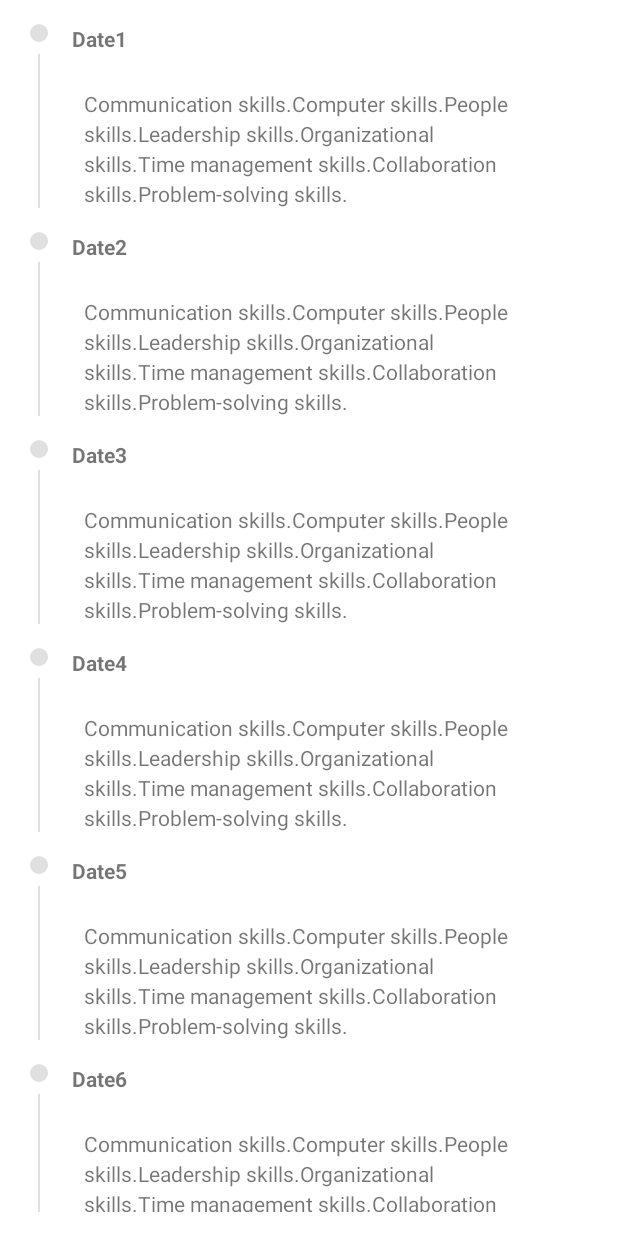
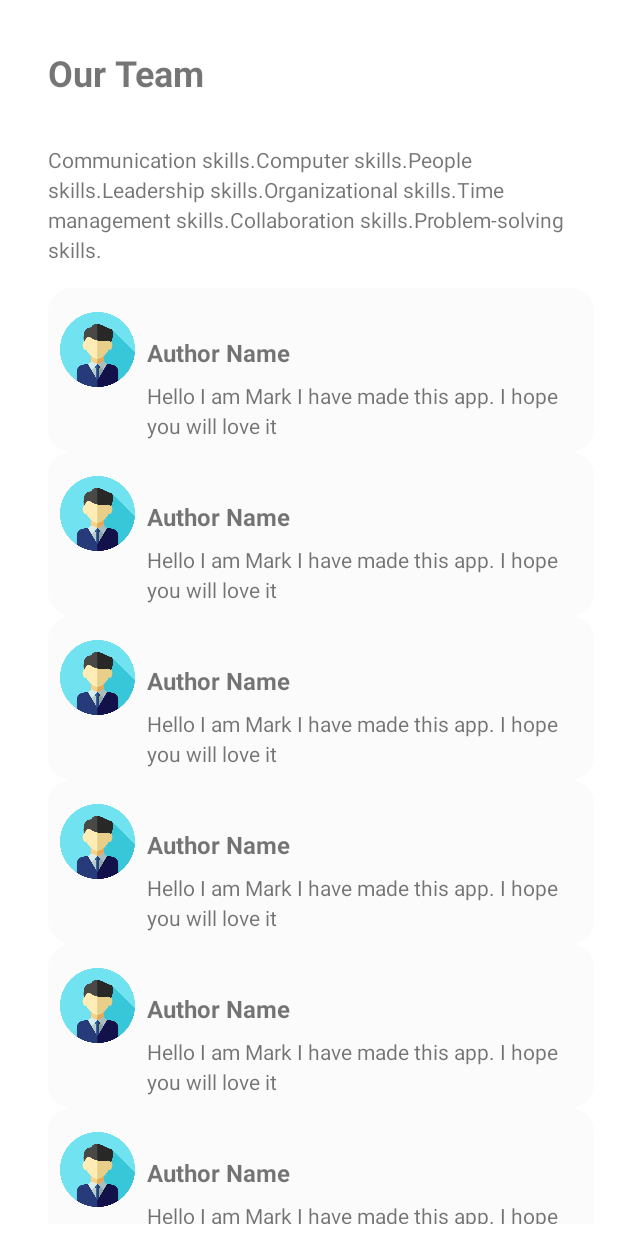
Before and after one commit to DSCKGEC/Resumie, an Android app: the screen it shows after launch (MainActivity), on a phone screen of 412 x 824 dp. Run offline under Robolectric (Android 15) with nearby library versions, the phone set to English and light mode, and no system bars.

Commit message:
added the team section

```diff
--- a/app/src/main/java/com/example/resumie/MainActivity.java
+++ b/app/src/main/java/com/example/resumie/MainActivity.java
@@ -6,6 +6,7 @@ import androidx.appcompat.app.AppCompatActivity;
 
 import com.example.resumie.CV.CVFragment;
 import com.example.resumie.home.HomeFragment;
+import com.example.resumie.team.TeamFragment;
 
 public class MainActivity extends AppCompatActivity {
 
@@ -15,7 +16,8 @@ public class MainActivity extends AppCompatActivity {
         setContentView(R.layout.activity_main);
 //        getSupportActionBar().hide();
 //        setHomeFragment();
-          setCVFragment();
+//        setCVFragment();
+          setTeamFragment();
     }
 
     void setCVFragment(){
@@ -25,4 +27,8 @@ public class MainActivity extends AppCompatActivity {
     void setHomeFragment(){
         getSupportFragmentManager().beginTransaction().replace(R.id.container,new HomeFragment()).commit();
     }
+
+    void setTeamFragment(){
+        getSupportFragmentManager().beginTransaction().replace(R.id.container,new TeamFragment()).commit();
+    }
 }
--- /dev/null
+++ b/app/src/main/java/com/example/resumie/team/TeamAdapter.java
@@ -0,0 +1,57 @@
+package com.example.resumie.team;
+
+import android.view.LayoutInflater;
+import android.view.View;
+import android.view.ViewGroup;
+import android.widget.ImageView;
+import android.widget.TextView;
+
+import androidx.annotation.NonNull;
+import androidx.recyclerview.widget.RecyclerView;
+
+import com.example.resumie.R;
+
+import java.util.List;
+
+public class TeamAdapter extends RecyclerView.Adapter<TeamAdapter.TeamViewHolder> {
+
+    List<TeamItem> mdata;
+
+    public TeamAdapter(List<TeamItem> mdata) {
+        this.mdata = mdata;
+    }
+
+    @NonNull
+    @Override
+    public TeamViewHolder onCreateViewHolder(@NonNull ViewGroup parent, int viewType) {
+        View view= LayoutInflater.from(parent.getContext()).inflate(R.layout.item_team,parent,false);
+        return new TeamViewHolder(view);
+    }
+
+    @Override
+    public void onBindViewHolder(@NonNull TeamViewHolder holder, int position) {
+        holder.author_description.setText(mdata.get(position).getAuthor_description());
+        holder.author_name.setText(mdata.get(position).getAuthor_name());
+        holder.author_icon.setImageResource(mdata.get(position).getAuthor_icon());
+
+    }
+
+    @Override
+    public int getItemCount() {
+        return mdata.size();
+    }
+
+    public static class TeamViewHolder extends RecyclerView.ViewHolder {
+
+        TextView author_name,author_description;
+        ImageView author_icon;
+
+        public TeamViewHolder(@NonNull View itemView) {
+            super(itemView);
+
+            author_description=itemView.findViewById(R.id.author_description);
+            author_name=itemView.findViewById(R.id.author_name);
+            author_icon=itemView.findViewById(R.id.author_icon);
+        }
+    }
+}
--- /dev/null
+++ b/app/src/main/java/com/example/resumie/team/TeamFragment.java
@@ -0,0 +1,56 @@
+package com.example.resumie.team;
+
+import android.os.Bundle;
+
+import androidx.annotation.NonNull;
+import androidx.annotation.Nullable;
+import androidx.fragment.app.Fragment;
+import androidx.recyclerview.widget.LinearLayoutManager;
+import androidx.recyclerview.widget.RecyclerView;
+
+import android.view.LayoutInflater;
+import android.view.View;
+import android.view.ViewGroup;
+
+import com.example.resumie.CV.CVAdapter;
+import com.example.resumie.CV.CVitem;
+import com.example.resumie.R;
+
+import java.util.ArrayList;
+import java.util.List;
+
+public class TeamFragment extends Fragment {
+
+    RecyclerView recyclerView;
+    TeamAdapter teamAdapter;
+    List<TeamItem> items;
+
+    public TeamFragment() {
+        // Required empty public constructor
+    }
+
+
+    @Override
+    public View onCreateView(LayoutInflater inflater, ViewGroup container,
+                             Bundle savedInstanceState) {
+        // Inflate the layout for this fragment
+        return inflater.inflate(R.layout.fragment_team, container, false);
+    }
+
+    @Override
+    public void onViewCreated(@NonNull View view, @Nullable Bundle savedInstanceState) {
+        super.onViewCreated(view, savedInstanceState);
+        recyclerView = view.findViewById(R.id.recyclerview_team);
+        items=new ArrayList<>();
+        items.add(new TeamItem(getString(R.string.author_name),getString(R.string.author_description),R.drawable.user));
+        items.add(new TeamItem(getString(R.string.author_name),getString(R.string.author_description),R.drawable.user));
+        items.add(new TeamItem(getString(R.string.author_name),getString(R.string.author_description),R.drawable.user));
+        items.add(new TeamItem(getString(R.string.author_name),getString(R.string.author_description),R.drawable.user));
+        items.add(new TeamItem(getString(R.string.author_name),getString(R.string.author_description),R.drawable.user));
+        items.add(new TeamItem(getString(R.string.author_name),getString(R.string.author_description),R.drawable.user));
+
+        teamAdapter=new TeamAdapter(items);
+        recyclerView.setLayoutManager(new LinearLayoutManager((getContext())));
+        recyclerView.setAdapter(teamAdapter);
+    }
+    }
--- /dev/null
+++ b/app/src/main/java/com/example/resumie/team/TeamItem.java
@@ -0,0 +1,37 @@
+package com.example.resumie.team;
+
+public class TeamItem {
+    private String author_name;
+    private String author_description;
+    private int author_icon;
+
+    public TeamItem(String author_name, String author_description, int author_icon) {
+        this.author_name = author_name;
+        this.author_description = author_description;
+        this.author_icon = author_icon;
+    }
+
+    public String getAuthor_name() {
+        return author_name;
+    }
+
+    public void setAuthor_name(String author_name) {
+        this.author_name = author_name;
+    }
+
+    public String getAuthor_description() {
+        return author_description;
+    }
+
+    public void setAuthor_description(String author_description) {
+        this.author_description = author_description;
+    }
+
+    public int getAuthor_icon() {
+        return author_icon;
+    }
+
+    public void setAuthor_icon(int author_icon) {
+        this.author_icon = author_icon;
+    }
+}
--- /dev/null
+++ b/app/src/main/res/drawable/item_card.xml
@@ -0,0 +1,5 @@
+<?xml version="1.0" encoding="utf-8"?>
+<shape xmlns:android="http://schemas.android.com/apk/res/android">
+        <corners android:radius="16dp"/>
+    <solid android:color="#FBFBFB"/>
+</shape>
--- a/app/src/main/res/layout/fragment_c_v.xml
+++ b/app/src/main/res/layout/fragment_c_v.xml
@@ -1,13 +1,34 @@
 <?xml version="1.0" encoding="utf-8"?>
-<FrameLayout xmlns:android="http://schemas.android.com/apk/res/android"
+<androidx.constraintlayout.widget.ConstraintLayout
+    xmlns:android="http://schemas.android.com/apk/res/android"
+    xmlns:app="http://schemas.android.com/apk/res-auto"
     xmlns:tools="http://schemas.android.com/tools"
     android:layout_width="match_parent"
     android:layout_height="match_parent"
     tools:context=".CV.CVFragment">
 
     <androidx.recyclerview.widget.RecyclerView
-        android:layout_margin="16dp"
         android:id="@+id/recyclerview_cv"
-        android:layout_width="match_parent"
-        android:layout_height="match_parent" />
-</FrameLayout>
+        android:layout_width="0dp"
+        android:layout_height="0dp"
+        android:layout_marginStart="32dp"
+        android:layout_marginTop="16dp"
+        android:layout_marginEnd="16dp"
+        android:layout_marginBottom="16dp"
+        app:layout_constraintBottom_toBottomOf="parent"
+        app:layout_constraintEnd_toEndOf="parent"
+        app:layout_constraintStart_toStartOf="parent"
+        app:layout_constraintTop_toBottomOf="@+id/textView8" />
+
+    <TextView
+        android:id="@+id/textView8"
+        android:layout_width="wrap_content"
+        android:layout_height="wrap_content"
+        android:layout_marginStart="32dp"
+        android:layout_marginTop="32dp"
+        android:text="@string/professional_experience"
+        android:textSize="24sp"
+        android:textStyle="bold"
+        app:layout_constraintStart_toStartOf="parent"
+        app:layout_constraintTop_toTopOf="parent" />
+</androidx.constraintlayout.widget.ConstraintLayout>
--- /dev/null
+++ b/app/src/main/res/layout/fragment_team.xml
@@ -0,0 +1,46 @@
+<?xml version="1.0" encoding="utf-8"?>
+<androidx.constraintlayout.widget.ConstraintLayout xmlns:android="http://schemas.android.com/apk/res/android"
+    xmlns:app="http://schemas.android.com/apk/res-auto"
+    xmlns:tools="http://schemas.android.com/tools"
+    android:layout_width="match_parent"
+    android:layout_height="match_parent"
+    tools:context=".team.TeamFragment">
+
+    <TextView
+        android:textStyle="bold"
+        android:textSize="24sp"
+        android:id="@+id/textView9"
+        android:layout_width="wrap_content"
+        android:layout_height="wrap_content"
+        android:layout_marginStart="32dp"
+        android:layout_marginTop="32dp"
+        android:text="@string/our_team"
+        app:layout_constraintStart_toStartOf="parent"
+        app:layout_constraintTop_toTopOf="parent" />
+
+    <TextView
+        android:id="@+id/textView10"
+        android:layout_width="0dp"
+        android:layout_height="wrap_content"
+        android:layout_marginStart="32dp"
+        android:layout_marginTop="32dp"
+        android:layout_marginEnd="16dp"
+        android:lineSpacingExtra="4sp"
+        android:text="@string/skill_despcription"
+        app:layout_constraintEnd_toEndOf="parent"
+        app:layout_constraintStart_toStartOf="parent"
+        app:layout_constraintTop_toBottomOf="@+id/textView9" />
+
+    <androidx.recyclerview.widget.RecyclerView
+        android:id="@+id/recyclerview_team"
+        android:layout_width="0dp"
+        android:layout_height="0dp"
+        android:layout_marginStart="32dp"
+        android:layout_marginTop="16dp"
+        android:layout_marginEnd="16dp"
+        android:layout_marginBottom="8dp"
+        app:layout_constraintBottom_toBottomOf="parent"
+        app:layout_constraintEnd_toEndOf="parent"
+        app:layout_constraintStart_toStartOf="parent"
+        app:layout_constraintTop_toBottomOf="@+id/textView10" />
+</androidx.constraintlayout.widget.ConstraintLayout>
--- a/app/src/main/res/layout/item_cv.xml
+++ b/app/src/main/res/layout/item_cv.xml
@@ -13,6 +13,8 @@
         android:layout_width="12dp"
         android:layout_height="12dp"
         android:layout_marginStart="4dp"
+        android:layout_marginTop="4dp"
+        android:contentDescription="@string/mark"
         app:layout_constraintStart_toStartOf="parent"
         app:layout_constraintTop_toTopOf="parent"
         app:srcCompat="@drawable/circle_cv" />
--- /dev/null
+++ b/app/src/main/res/layout/item_team.xml
@@ -0,0 +1,48 @@
+<?xml version="1.0" encoding="utf-8"?>
+<androidx.constraintlayout.widget.ConstraintLayout
+    xmlns:android="http://schemas.android.com/apk/res/android"
+    xmlns:app="http://schemas.android.com/apk/res-auto"
+    xmlns:tools="http://schemas.android.com/tools"
+    android:layout_width="match_parent"
+    android:layout_height="wrap_content"
+    android:background="@drawable/item_card">
+
+    <ImageView
+
+        android:id="@+id/author_icon"
+        android:layout_width="50dp"
+        android:layout_height="50dp"
+        android:layout_marginStart="8dp"
+        android:layout_marginTop="16dp"
+        android:contentDescription="@string/user_icon"
+        app:layout_constraintStart_toStartOf="parent"
+        app:layout_constraintTop_toTopOf="parent"
+        app:srcCompat="@drawable/user" />
+
+    <TextView
+        android:id="@+id/author_name"
+        android:layout_width="wrap_content"
+        android:layout_height="wrap_content"
+        android:layout_marginStart="8dp"
+        android:layout_marginTop="32dp"
+        android:text="@string/author_name"
+        android:textSize="16sp"
+        android:textStyle="bold"
+        app:layout_constraintStart_toEndOf="@+id/author_icon"
+        app:layout_constraintTop_toTopOf="parent" />
+
+    <TextView
+        android:id="@+id/author_description"
+        android:layout_width="0dp"
+        android:layout_height="wrap_content"
+        android:layout_marginStart="8dp"
+        android:layout_marginTop="8dp"
+        android:layout_marginEnd="8dp"
+        android:layout_marginBottom="8dp"
+        android:lineSpacingExtra="4sp"
+        android:text="@string/text2"
+        app:layout_constraintBottom_toBottomOf="parent"
+        app:layout_constraintEnd_toEndOf="parent"
+        app:layout_constraintStart_toEndOf="@+id/author_icon"
+        app:layout_constraintTop_toBottomOf="@+id/author_name" />
+</androidx.constraintlayout.widget.ConstraintLayout>
--- a/app/src/main/res/values/strings.xml
+++ b/app/src/main/res/values/strings.xml
@@ -10,4 +10,10 @@
     <string name="skill_despcription">Communication skills.Computer skills.People skills.Leadership skills.Organizational skills.Time management skills.Collaboration skills.Problem-solving skills.</string>
     <!-- TODO: Remove or change this placeholder text -->
     <string name="hello_blank_fragment">Hello blank fragment</string>
+    <string name="mark">mark</string>
+    <string name="professional_experience">Professional Experience</string>
+    <string name="our_team">Our Team</string>
+    <string name="user_icon">user icon</string>
+    <string name="author_name">Author Name</string>
+    <string name="author_description">Hello I am Mark I have made this app. I hope you will love it</string>
 </resources>
```
